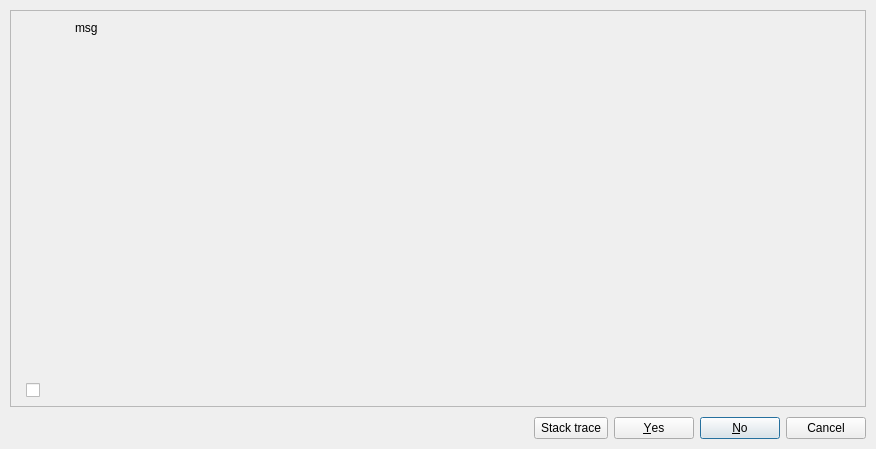
This is libs/libgui/ui/messagebox.ui in pgmodeler/pgmodeler as Qt 5 draws it before an edit. The edited form follows.
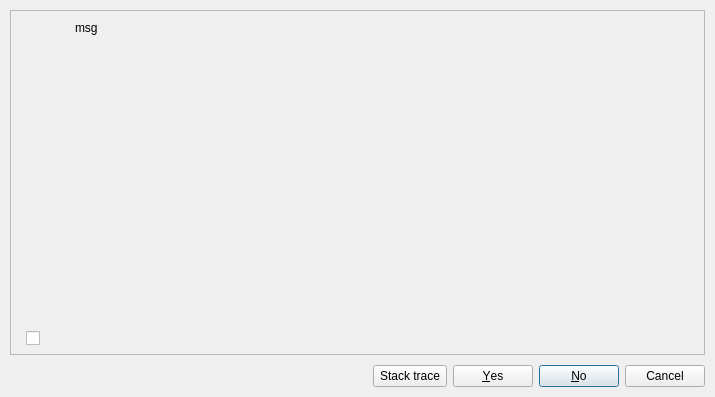
This is the edited form. Icons and pictures are not drawn.

Patch:
```diff
--- a/libs/libgui/ui/messagebox.ui
+++ b/libs/libgui/ui/messagebox.ui
@@ -9,8 +9,8 @@
    <rect>
     <x>0</x>
     <y>0</y>
-    <width>876</width>
-    <height>449</height>
+    <width>715</width>
+    <height>397</height>
    </rect>
   </property>
   <property name="sizePolicy">
@@ -154,12 +154,6 @@
               <verstretch>0</verstretch>
              </sizepolicy>
             </property>
-            <property name="minimumSize">
-             <size>
-              <width>0</width>
-              <height>100</height>
-             </size>
-            </property>
             <property name="maximumSize">
              <size>
               <width>16777215</width>
```
